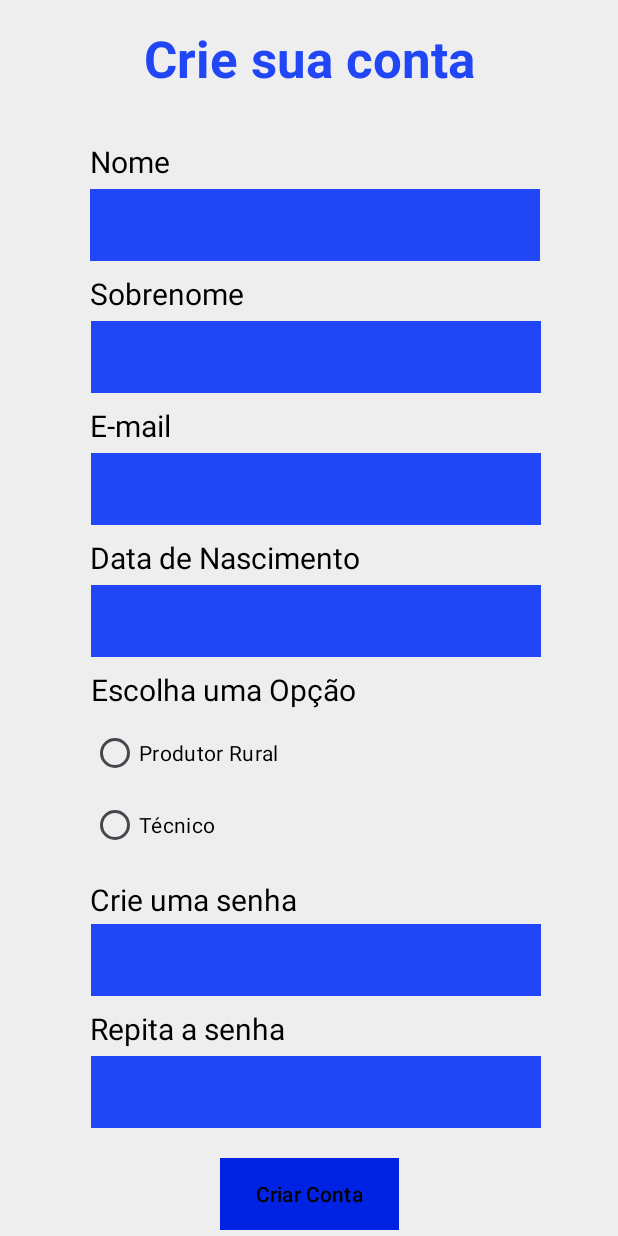
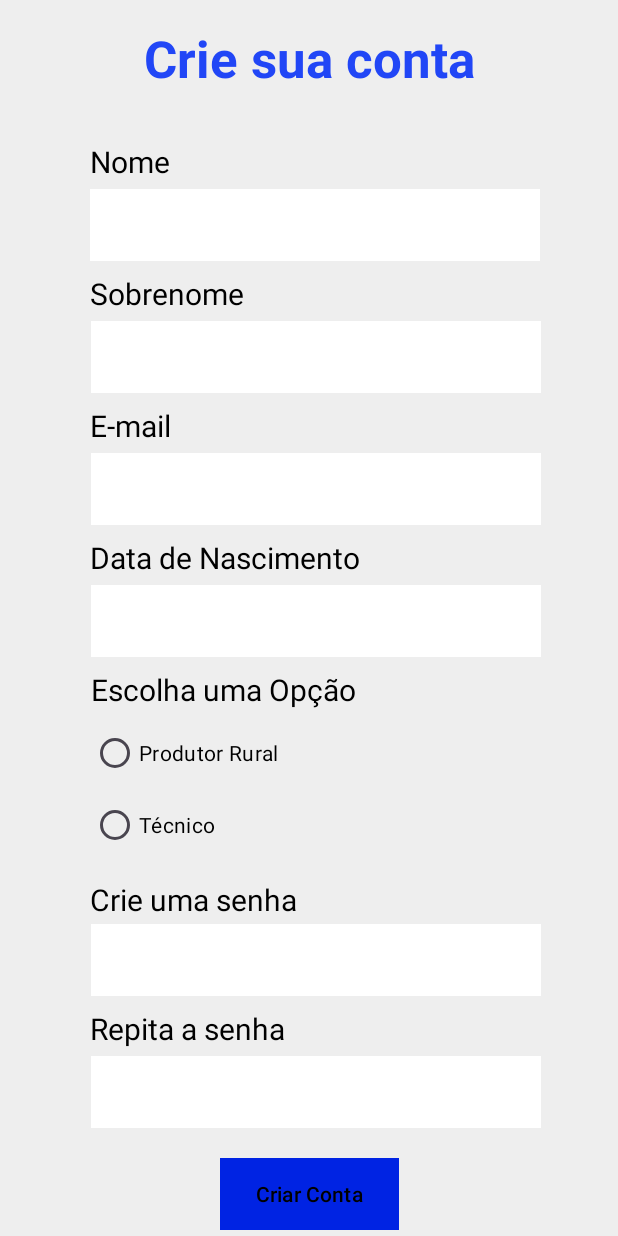
Before and after one commit to Luis098765/RumimWeb, an Android app: the TelaDeCadastro screen opened directly, with no data from a screen before it, on a phone screen of 412 x 824 dp. Run offline under Robolectric (Android 15) with nearby library versions, the phone set to English and light mode, and no system bars; our stand-ins replace Firebase (no records; nobody signed in at launch, a user with empty details on screens opened directly).

Commit message:
Ajuste nos edittext da tela de cadastro

```diff
--- a/app/src/main/res/layout/activity_tela_de_cadastro.xml
+++ b/app/src/main/res/layout/activity_tela_de_cadastro.xml
@@ -12,11 +12,11 @@
         android:layout_width="300dp"
         android:layout_height="48dp"
         android:layout_marginTop="2dp"
-        android:background="#2146F6"
-        android:backgroundTint="#2146F6"
+        android:background="@color/white"
+        android:backgroundTint="@color/white"
         android:ems="10"
         android:inputType="datetime|date"
-        android:textColor="#FFFFFF"
+        android:textColor="@color/black"
         app:layout_constraintEnd_toEndOf="parent"
         app:layout_constraintHorizontal_bias="0.54"
         app:layout_constraintStart_toStartOf="parent"
@@ -26,12 +26,12 @@
         android:id="@+id/edit_senha"
         android:layout_width="300dp"
         android:layout_height="48dp"
-        android:background="#2146F6"
-        android:backgroundTint="#2146F6"
+        android:background="@color/white"
+        android:backgroundTint="@color/white"
         android:ems="10"
         android:inputType="text|textPassword"
         android:text=""
-        android:textColor="#FFFFFF"
+        android:textColor="@color/black"
         app:layout_constraintEnd_toEndOf="parent"
         app:layout_constraintHorizontal_bias="0.54"
         app:layout_constraintStart_toStartOf="parent"
@@ -42,12 +42,12 @@
         android:layout_width="300dp"
         android:layout_height="48dp"
         android:layout_marginTop="2dp"
-        android:background="#2146F6"
-        android:backgroundTint="#2146F6"
+        android:background="@color/white"
+        android:backgroundTint="@color/white"
         android:ems="10"
         android:inputType="text|textPassword"
         android:text=""
-        android:textColor="#FFFFFF"
+        android:textColor="@color/black"
         app:layout_constraintEnd_toEndOf="parent"
         app:layout_constraintHorizontal_bias="0.54"
         app:layout_constraintStart_toStartOf="parent"
@@ -164,11 +164,11 @@
         android:layout_width="300dp"
         android:layout_height="48dp"
         android:layout_marginTop="2dp"
-        android:background="#2146F6"
-        android:backgroundTint="#2146F6"
+        android:background="@color/white"
+        android:backgroundTint="@color/white"
         android:ems="10"
         android:inputType="text"
-        android:textColor="#FFFFFF"
+        android:textColor="@color/black"
         app:layout_constraintEnd_toEndOf="parent"
         app:layout_constraintHorizontal_bias="0.537"
         app:layout_constraintStart_toStartOf="parent"
@@ -179,11 +179,11 @@
         android:layout_width="300dp"
         android:layout_height="48dp"
         android:layout_marginTop="2dp"
-        android:background="#2146F6"
-        android:backgroundTint="#2146F6"
+        android:background="@color/white"
+        android:backgroundTint="@color/white"
         android:ems="10"
         android:inputType="text"
-        android:textColor="#FFFFFF"
+        android:textColor="@color/black"
         app:layout_constraintEnd_toEndOf="parent"
         app:layout_constraintHorizontal_bias="0.54"
         app:layout_constraintStart_toStartOf="parent"
@@ -194,11 +194,11 @@
         android:layout_width="300dp"
         android:layout_height="48dp"
         android:layout_marginTop="2dp"
-        android:background="#2146F6"
-        android:backgroundTint="#2146F6"
+        android:background="@color/white"
+        android:backgroundTint="@color/white"
         android:ems="10"
         android:inputType="text"
-        android:textColor="#FFFFFF"
+        android:textColor="@color/black"
         app:layout_constraintEnd_toEndOf="parent"
         app:layout_constraintHorizontal_bias="0.54"
         app:layout_constraintStart_toStartOf="parent"
```
